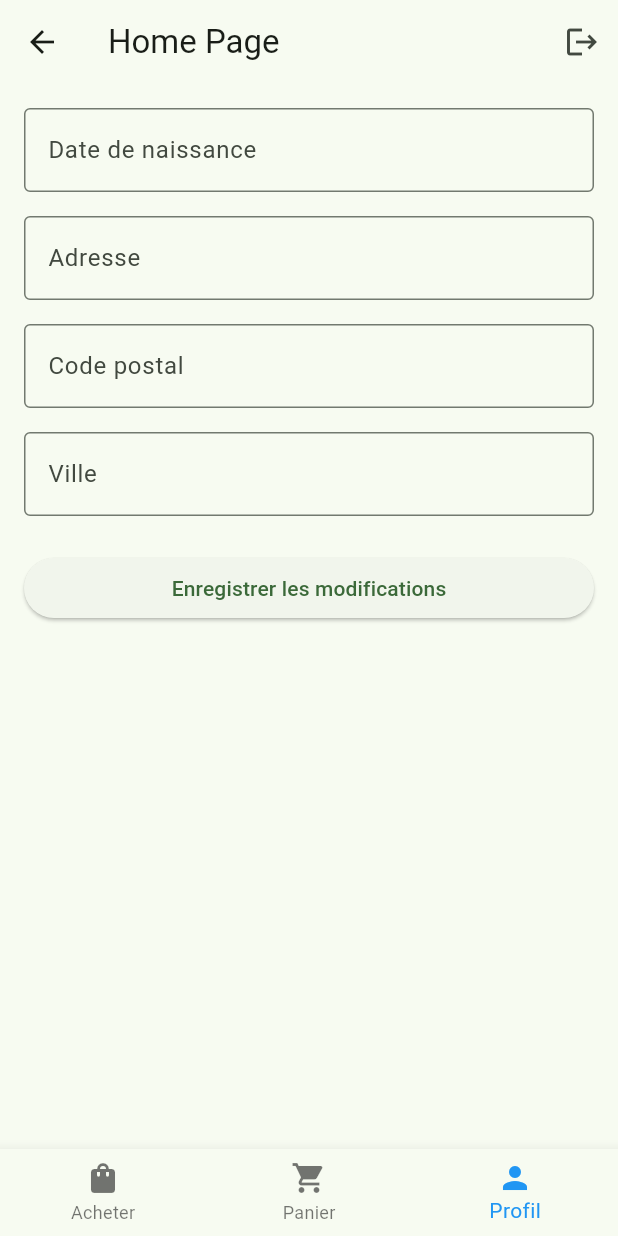
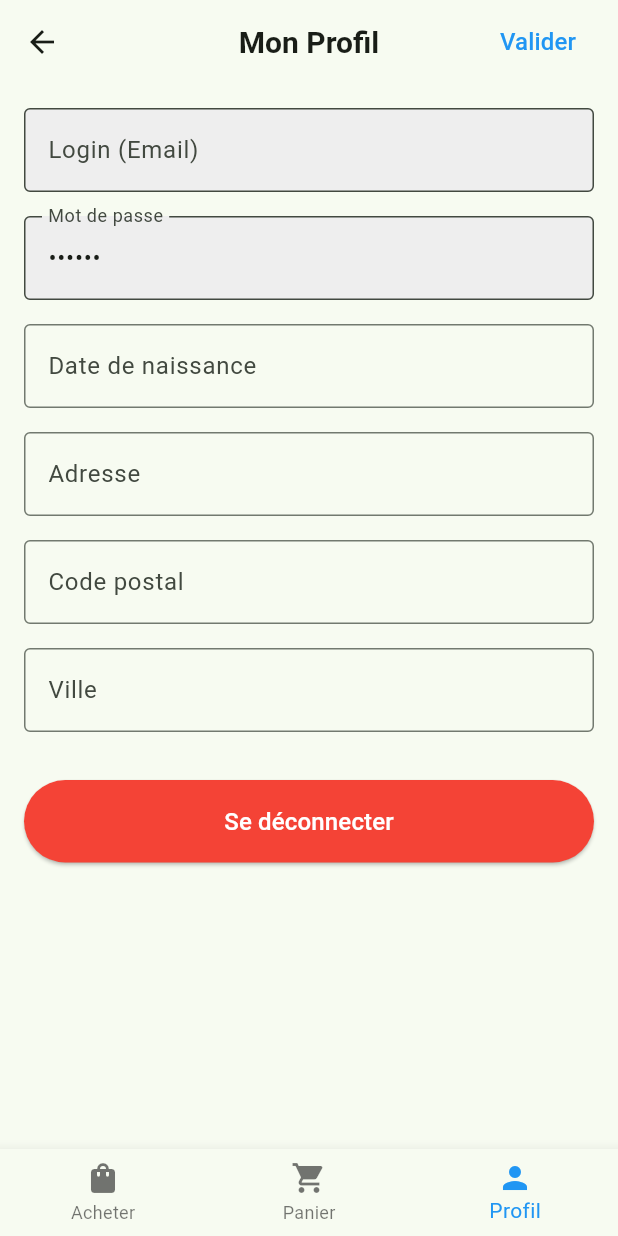
Before and after one commit to Amyine42/Vetement_IA, a Flutter app: the HomePage screen opened by its route, item 3 of the bottom bar chosen, on a phone screen of 412 x 824 dp. Run offline on Flutter 3.47's test engine with Material 3 defaults, Android fonts, the phone set to English and light mode, and no system bars; our stand-ins replace firebase_auth, firebase_core, firebase_database; accounts and stored records are empty; statements that could not run were skipped.

Commit message:
finished profile page

```diff
--- a/lib/screens/home_page.dart
+++ b/lib/screens/home_page.dart
@@ -12,18 +12,33 @@ class _HomePageState extends State<HomePage> {
   int _selectedIndex = 0;
 
   // Liste des pages/vues à afficher
-  static const List<Widget> _pages = <Widget>[
+  final List<Widget> _pages = [
     // Page Acheter (Home)
-    Center(
-      child: Text('Page Acheter'),
-    ),
+    const Center(child: Text('Page Acheter')),
     // Page Panier
-    Center(
-      child: Text('Page Panier'),
-    ),
+    const Center(child: Text('Page Panier')),
     // Page Profil
-    ProfilePage(),
+    const ProfilePage(),
   ];
+
+  // Titre dynamique selon la page sélectionnée
+  PreferredSizeWidget? _buildAppBar() {
+    if (_selectedIndex == 2) {
+      // Pas d'AppBar pour la page profil car elle a son propre AppBar
+      return null;
+    }
+    return AppBar(
+      title: Text(_selectedIndex == 0 ? 'Home Page' : 'Panier'),
+      actions: [
+        IconButton(
+          icon: const Icon(Icons.logout),
+          onPressed: () {
+            Navigator.pushNamed(context, '/login');
+          },
+        ),
+      ],
+    );
+  }
 
   void _onItemTapped(int index) {
     setState(() {
@@ -34,18 +49,8 @@ class _HomePageState extends State<HomePage> {
   @override
   Widget build(BuildContext context) {
     return Scaffold(
-      appBar: AppBar(
-        title: const Text('Home Page'),
-        actions: [
-          IconButton(
-            icon: const Icon(Icons.logout),
-            onPressed: () {
-              Navigator.pushNamed(context, '/login');
-            },
-          ),
-        ],
-      ),
-      body: _pages[_selectedIndex], // Affiche la page sélectionnée
+      appBar: _buildAppBar(),
+      body: _pages[_selectedIndex],
       bottomNavigationBar: BottomNavigationBar(
         items: const <BottomNavigationBarItem>[
           BottomNavigationBarItem(
--- a/lib/screens/login_page.dart
+++ b/lib/screens/login_page.dart
@@ -68,9 +68,6 @@ class _LoginState extends State<Login> {
                     password = val;
                   });
                 },
-                validator: (val) => val!.length < 6
-                    ? 'Entrer un mot de passe de plus de 6 caractères'
-                    : null,
                 obscureText: true,
               ),
               SizedBox(height: 40),
--- a/lib/screens/profile_page.dart
+++ b/lib/screens/profile_page.dart
@@ -1,6 +1,7 @@
 import 'package:flutter/material.dart';
 import 'package:firebase_database/firebase_database.dart';
 import 'package:firebase_auth/firebase_auth.dart';
+import 'login_page.dart';
 
 class ProfilePage extends StatefulWidget {
   const ProfilePage({Key? key}) : super(key: key);
@@ -14,7 +15,10 @@ class _ProfilePageState extends State<ProfilePage> {
   final _database = FirebaseDatabase.instance.ref();
   final _auth = FirebaseAuth.instance;
 
-  // Contrôleurs pour les champs de texte
+  final _emailController = TextEditingController();
+  //Firebase, pour des raisons de sécurité,
+  //ne permet pas de récupérer le mot de passe actuel de l'utilisateur
+  final _passwordController = TextEditingController(text: '******');
   final _anniversaireController = TextEditingController();
   final _adresseController = TextEditingController();
   final _codePostalController = TextEditingController();
@@ -27,10 +31,22 @@ class _ProfilePageState extends State<ProfilePage> {
   void initState() {
     super.initState();
     _loadUserData();
+    // Initialiser l'email depuis Firebase Auth
+    _emailController.text = _auth.currentUser?.email ?? '';
+  }
+
+  void _handleLogout() {
+  Navigator.pushAndRemoveUntil(
+    context,
+    MaterialPageRoute(builder: (context) => Login()),
+    (route) => false
+  );
 }
 
   @override
   void dispose() {
+    _emailController.dispose();
+    _passwordController.dispose();
     _anniversaireController.dispose();
     _adresseController.dispose();
     _codePostalController.dispose();
@@ -72,6 +88,7 @@ class _ProfilePageState extends State<ProfilePage> {
       final userId = _auth.currentUser?.uid;
       if (userId == null) return;
 
+      // Mettre à jour les informations de l'utilisateur dans la base de données
       await _database.child('users/$userId').update({
         'anniversaire': _anniversaireController.text,
         'adresse': _adresseController.text,
@@ -79,12 +96,18 @@ class _ProfilePageState extends State<ProfilePage> {
         'ville': _villeController.text,
       });
 
+      // Si un nouveau mot de passe est fourni, le mettre à jour
+      if (_passwordController.text.isNotEmpty) {
+        await _auth.currentUser?.updatePassword(_passwordController.text);
+        _passwordController.clear(); // Vider le champ après la mise à jour
+      }
+
       ScaffoldMessenger.of(context).showSnackBar(
         const SnackBar(content: Text('Profil mis à jour avec succès')),
       );
     } catch (e) {
       ScaffoldMessenger.of(context).showSnackBar(
-        const SnackBar(content: Text('Erreur lors de la mise à jour du profil')),
+        SnackBar(content: Text('Erreur lors de la mise à jour: $e')),
       );
     } finally {
       setState(() => _isSaving = false);
@@ -97,13 +120,66 @@ class _ProfilePageState extends State<ProfilePage> {
       return const Center(child: CircularProgressIndicator());
     }
 
-    return SingleChildScrollView(
+    return Scaffold(
+      appBar: AppBar(
+        title: const Text(
+          'Mon Profil',
+          style: TextStyle(
+            fontSize: 20,
+            fontWeight: FontWeight.bold,
+          ),
+        ),
+        centerTitle: true,
+        actions: [
+          Padding(
+            padding: const EdgeInsets.only(right: 16.0),
+            child: TextButton(
+              onPressed: _isSaving ? null : _saveUserData,
+              child: Text(
+                'Valider',
+                style: TextStyle(
+                  color: _isSaving ? Colors.grey : Colors.blue,
+                  fontSize: 16,
+                ),
+              ),
+            ),
+          ),
+        ],
+      ),
+      body: SingleChildScrollView(
         padding: const EdgeInsets.all(16.0),
-      child: Form(
+        child: Column(
+          children: [
+            Form(
               key: _formKey,
               child: Column(
                 crossAxisAlignment: CrossAxisAlignment.stretch,
                 children: [
+                  TextFormField(
+                    controller: _emailController,
+                    readOnly: true,
+                    decoration: const InputDecoration(
+                      labelText: 'Login (Email)',
+                      border: OutlineInputBorder(),
+                      filled: true,
+                      fillColor: Color(0xFFEEEEEE),
+                    ),
+                  ),
+                  const SizedBox(height: 16),
+
+                  TextFormField(
+                    controller: _passwordController,
+                    readOnly: true,
+                    obscureText: true,
+                    decoration: const InputDecoration(
+                      labelText: 'Mot de passe',
+                      border: OutlineInputBorder(),
+                      filled: true,
+                      fillColor: Color(0xFFEEEEEE),
+                    ),
+                  ),
+                  const SizedBox(height: 16),
+
                   TextFormField(
                     controller: _anniversaireController,
                     decoration: const InputDecoration(
@@ -111,12 +187,6 @@ class _ProfilePageState extends State<ProfilePage> {
                       hintText: 'JJ/MM/AAAA',
                       border: OutlineInputBorder(),
                     ),
-              validator: (value) {
-                if (value == null || value.isEmpty) {
-                  return 'Ce champ est requis';
-                }
-                return null;
-              },
                   ),
                   const SizedBox(height: 16),
 
@@ -126,12 +196,6 @@ class _ProfilePageState extends State<ProfilePage> {
                       labelText: 'Adresse',
                       border: OutlineInputBorder(),
                     ),
-              validator: (value) {
-                if (value == null || value.isEmpty) {
-                  return 'Ce champ est requis';
-                }
-                return null;
-              },
                   ),
                   const SizedBox(height: 16),
 
@@ -142,12 +206,6 @@ class _ProfilePageState extends State<ProfilePage> {
                       border: OutlineInputBorder(),
                     ),
                     keyboardType: TextInputType.number,
-              validator: (value) {
-                if (value == null || value.isEmpty) {
-                  return 'Ce champ est requis';
-                }
-                return null;
-              },
                   ),
                   const SizedBox(height: 16),
 
@@ -157,20 +215,26 @@ class _ProfilePageState extends State<ProfilePage> {
                       labelText: 'Ville',
                       border: OutlineInputBorder(),
                     ),
-              validator: (value) {
-                if (value == null || value.isEmpty) {
-                  return 'Ce champ est requis';
-                }
-                return null;
-              },
                   ),
-            const SizedBox(height: 24),
+                  const SizedBox(height: 32),
 
+                  // Bouton de déconnexion
                   ElevatedButton(
-              onPressed: _isSaving ? null : _saveUserData,
-              child: _isSaving
-                  ? const CircularProgressIndicator()
-                  : const Text('Enregistrer les modifications'),
+                    onPressed: _handleLogout,
+                    style: ElevatedButton.styleFrom(
+                      backgroundColor: Colors.red,
+                      padding: const EdgeInsets.symmetric(vertical: 16),
+                    ),
+                    child: const Text(
+                      'Se déconnecter',
+                      style: TextStyle(
+                        color: Colors.white,
+                        fontSize: 16,
+                      ),
+                    ),
+                  ),
+                ],
+              ),
             ),
           ],
         ),
```
Lines whose indentation alone changed are shown as unchanged.
